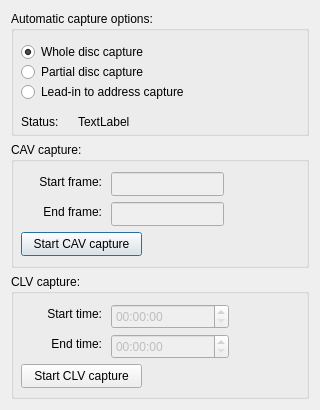
Above: Linux-Application/DomesdayDuplicator/automaticcapturedialog.ui from simoninns/DomesdayDuplicator-gui-app before the change. Below: the same form after it.
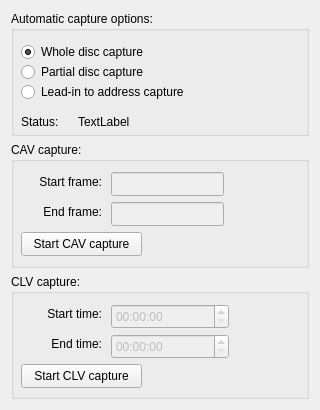
That is the form after the change.

Commit message: Added validation logic to the automatic capture dialogue

The edit to the form file:
```diff
--- a/Linux-Application/DomesdayDuplicator/automaticcapturedialog.ui
+++ b/Linux-Application/DomesdayDuplicator/automaticcapturedialog.ui
@@ -144,6 +144,9 @@
       <property name="text">
        <string>Start CAV capture</string>
       </property>
+      <property name="autoDefault">
+       <bool>false</bool>
+      </property>
      </widget>
      <widget class="QLineEdit" name="startFrameLineEdit">
       <property name="enabled">
@@ -222,6 +225,9 @@
       <property name="text">
        <string>Start CLV capture</string>
       </property>
+      <property name="autoDefault">
+       <bool>false</bool>
+      </property>
      </widget>
      <widget class="QTimeEdit" name="startTimeTimeEdit">
       <property name="enabled">
```
The commit also changes 2 other files.
